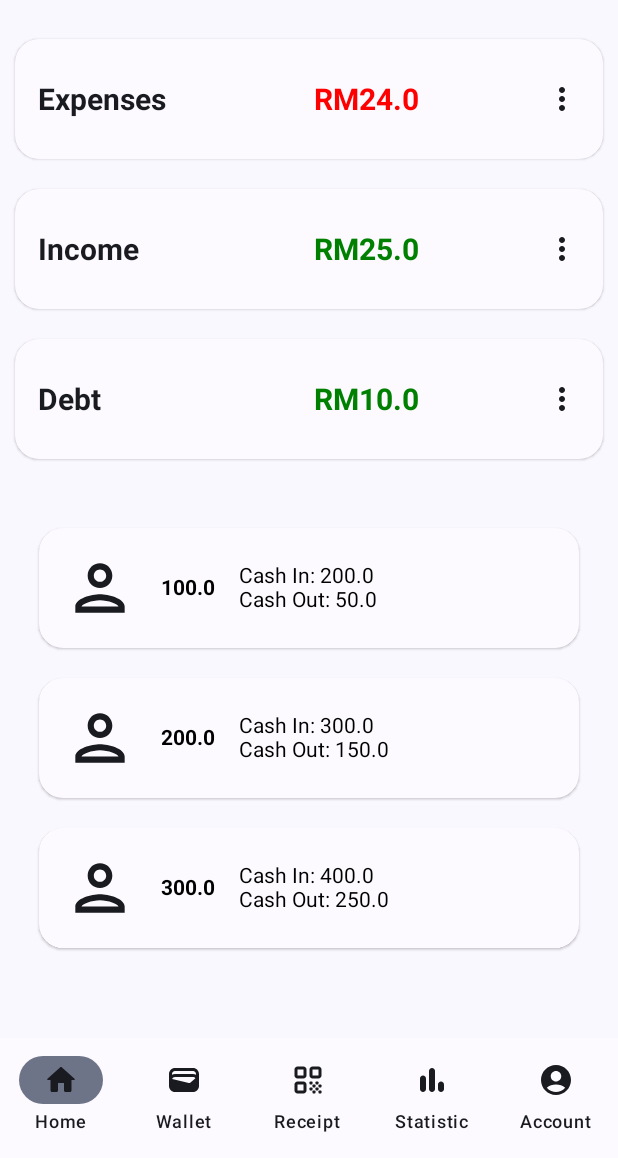
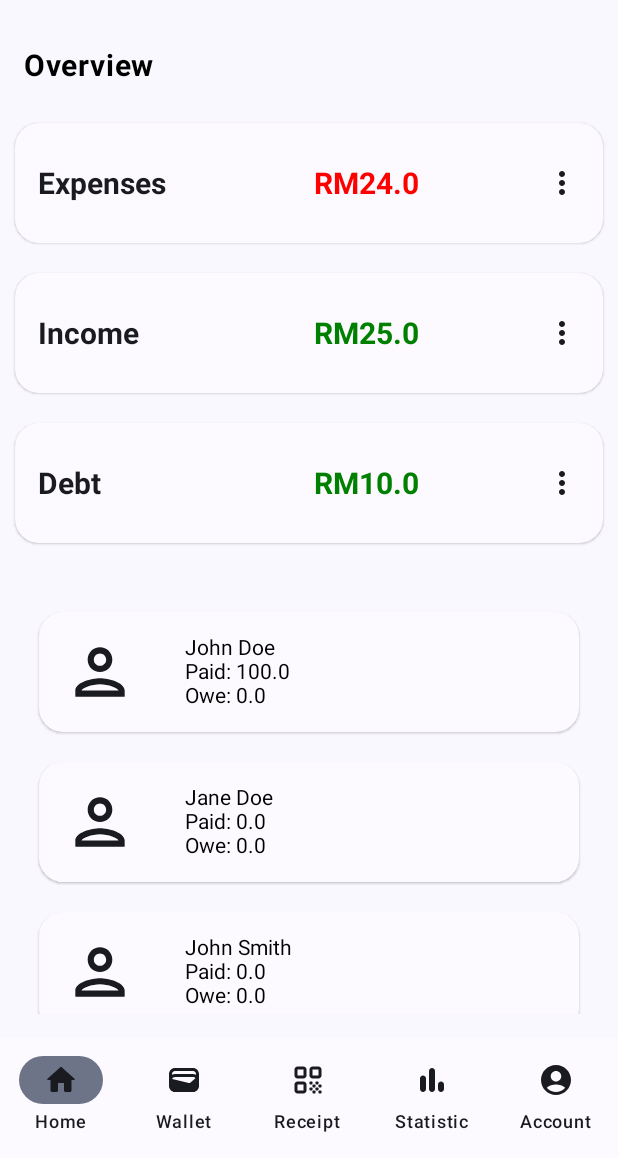
Before and after one commit to Legesus/KiraCash, an Android app built with Jetpack Compose: the screen it shows after launch (MainActivity), on a phone screen of 412 x 824 dp, the part 78-1236 px from its top. Run offline under Robolectric (Android 15) with nearby library versions, the phone set to English and light mode, and no system bars; our stand-ins replace Room's generated code; pictures from the network do not load.

Commit message:
Wallet Database working

```diff
--- a/app/src/main/java/com/example/kiracash/MainActivity.kt
+++ b/app/src/main/java/com/example/kiracash/MainActivity.kt
@@ -3,42 +3,29 @@ package com.example.kiracash
 import android.os.Bundle
 import androidx.activity.ComponentActivity
 import androidx.activity.compose.setContent
-import androidx.compose.foundation.background
 import androidx.compose.foundation.layout.Column
-import androidx.compose.foundation.layout.RowScope
 import androidx.compose.foundation.layout.Spacer
-import androidx.compose.foundation.layout.WindowInsets
 import androidx.compose.foundation.layout.fillMaxSize
 import androidx.compose.foundation.layout.height
 import androidx.compose.foundation.layout.padding
-import androidx.compose.material3.MaterialTheme
-import androidx.compose.material3.Surface
+import androidx.compose.material3.Scaffold
 import androidx.compose.material3.Text
 import androidx.compose.runtime.Composable
 import androidx.compose.ui.Modifier
 import androidx.compose.ui.graphics.Color
+import androidx.compose.ui.platform.LocalContext
+import androidx.compose.ui.text.font.FontWeight
 import androidx.compose.ui.tooling.preview.Preview
+import androidx.compose.ui.unit.dp
 import androidx.compose.ui.unit.sp
-import com.example.kiracash.ui.theme.KiraCashTheme
-
-import androidx.compose.material.icons.Icons
-import androidx.compose.material.icons.filled.Favorite
-import androidx.compose.material.icons.outlined.Person
-import androidx.compose.material3.ExperimentalMaterial3Api
-import androidx.compose.material3.Icon
-import androidx.compose.material3.NavigationBar
-import androidx.compose.material3.NavigationBarDefaults
-import androidx.compose.material3.NavigationBarItem
-import androidx.compose.material3.Scaffold
-import androidx.compose.material3.Text
-import androidx.compose.material3.contentColorFor
-import androidx.compose.runtime.mutableIntStateOf
-import androidx.compose.runtime.remember
-import androidx.compose.ui.text.font.FontWeight
-import androidx.compose.ui.unit.Dp
-import androidx.compose.ui.unit.dp
 import androidx.navigation.NavHostController
 import androidx.navigation.compose.rememberNavController
+import com.example.kiracash.model.AppDatabase
+import com.example.kiracash.model.Wallet
+import com.example.kiracash.ui.theme.KiraCashTheme
+import kotlinx.coroutines.CoroutineScope
+import kotlinx.coroutines.Dispatchers
+import kotlinx.coroutines.launch
 
 //import org.jetbrains.annotations.ApiStatus.Experimental
 
@@ -48,6 +35,32 @@ class MainActivity : ComponentActivity() {
         setContent {
             KiraCashTheme {
                 NavGraph()
+            }
+        }
+
+        val db = AppDatabase.getDatabase(this)
+        val walletDao = db.walletDao()
+
+        CoroutineScope(Dispatchers.IO).launch {
+
+            // Clear all tables
+            db.clearAllTables()
+
+            val existingWallets = walletDao.getAllWallets().map { it.owner }
+
+            if (!existingWallets.contains("John Doe")) {
+                val johnDoeWallet = Wallet(owner = "John Doe", amountPaid = 100.0, amountOwe = 0.0)
+                walletDao.insert(johnDoeWallet)
+            }
+
+            if (!existingWallets.contains("Jane Doe")) {
+                val janeDoeWallet = Wallet(owner = "Jane Doe", amountPaid = 0.0, amountOwe = 0.0)
+                walletDao.insert(janeDoeWallet)
+            }
+
+            if (!existingWallets.contains("John Smith")) {
+                val johnSmithWallet = Wallet(owner = "John Smith", amountPaid = 0.0, amountOwe = 0.0)
+                walletDao.insert(johnSmithWallet)
             }
         }
     }
@@ -63,6 +76,11 @@ fun HomeScreenPreview() {
 @Composable
 fun HomeScreen(navController: NavHostController) {
     KiraCashTheme {
+
+        val context = LocalContext.current
+        val db = AppDatabase.getDatabase(context)
+        val walletDao = db.walletDao()
+
         //Greeting("Adam")
         Scaffold (
             bottomBar = {
@@ -83,31 +101,40 @@ fun HomeScreen(navController: NavHostController) {
                     fontWeight = FontWeight.Bold
                 )
 
+                // Text saying Overview with sizes that is a subheading to the heading "KiraCash"
+                Text (
+                    modifier = Modifier.padding(16.dp),
+                    text = "Overview",
+                    color = Color.Black,
+                    fontSize = 20.sp,
+                    fontWeight = FontWeight.Bold
+                )
+
                 CardSection()
                 Spacer(modifier = Modifier.height(10.dp))
 
                 val people = listOf(
                     Person(
                         profilePicture = "person_icon", // Using person icon from extended icons library
-                        debtAmount = 100.0,
+                        name = "John Doe",
                         cashIn = 200.0,
                         cashOut = 50.0
                     ),
                     Person(
                         profilePicture = "person_icon", // Using person icon from extended icons library
-                        debtAmount = 200.0,
+                        name = "Jane Doe",
                         cashIn = 300.0,
                         cashOut = 150.0
                     ),
                     Person(
-                        profilePicture = "person_icon", // Using person icon from extended icons library
-                        debtAmount = 300.0,
+                        profilePicture = "person_icon", // Using person icon from extended icons library\
+                        name = "John Smith",
                         cashIn = 400.0,
                         cashOut = 250.0
                     ),
                 )
 
-                PersonSection().PersonSectionContent(people)
+                PersonSection().PersonSectionContent()
 
                 Spacer(modifier = Modifier.height(100.dp))
                 Text (
--- a/app/src/main/java/com/example/kiracash/PersonSection.kt
+++ b/app/src/main/java/com/example/kiracash/PersonSection.kt
@@ -1,7 +1,14 @@
 package com.example.kiracash
 
 import androidx.compose.foundation.Image
-import androidx.compose.foundation.layout.*
+import androidx.compose.foundation.layout.Column
+import androidx.compose.foundation.layout.Row
+import androidx.compose.foundation.layout.Spacer
+import androidx.compose.foundation.layout.fillMaxWidth
+import androidx.compose.foundation.layout.height
+import androidx.compose.foundation.layout.padding
+import androidx.compose.foundation.layout.size
+import androidx.compose.foundation.layout.width
 import androidx.compose.foundation.lazy.LazyColumn
 import androidx.compose.foundation.lazy.items
 import androidx.compose.foundation.shape.RoundedCornerShape
@@ -12,16 +19,22 @@ import androidx.compose.material.icons.outlined.Person
 import androidx.compose.material3.Icon
 import androidx.compose.material3.MaterialTheme
 import androidx.compose.runtime.Composable
+import androidx.compose.runtime.LaunchedEffect
+import androidx.compose.runtime.mutableStateOf
+import androidx.compose.runtime.remember
+import androidx.compose.runtime.rememberCoroutineScope
 import androidx.compose.ui.Alignment
 import androidx.compose.ui.Modifier
-import androidx.compose.ui.text.font.FontWeight
+import androidx.compose.ui.platform.LocalContext
 import androidx.compose.ui.tooling.preview.Preview
 import androidx.compose.ui.unit.dp
 import coil.compose.rememberImagePainter
+import com.example.kiracash.model.AppDatabase
+import kotlinx.coroutines.launch
 
 data class Person(
     val profilePicture: String, // URL or resource ID
-    val debtAmount: Double,
+    val name: String,
     val cashIn: Double,
     val cashOut: Double
 )
@@ -59,11 +72,11 @@ fun PersonRow(person: Person) {
                 )
             }
             Spacer(modifier = Modifier.width(16.dp))
-            Text(text = "${person.debtAmount}", fontWeight = FontWeight.Bold)
             Spacer(modifier = Modifier.width(16.dp))
             Column {
-                Text(text = "Cash In: ${person.cashIn}")
-                Text(text = "Cash Out: ${person.cashOut}")
+                Text(text = "${person.name}")
+                Text(text = "Paid: ${person.cashIn}")
+                Text(text = "Owe: ${person.cashOut}")
             }
         }
     }
@@ -72,22 +85,55 @@ fun PersonRow(person: Person) {
 @Preview(showBackground = true)
 @Composable
 fun PreviewPersonSectionContent() {
-    val people = listOf(
-        Person(
-            profilePicture = "", // Add a valid URL or resource ID here
-            debtAmount = 100.0,
-            cashIn = 200.0,
-            cashOut = 50.0
-        )
-        // Add more Person objects here if needed
-    )
-    PersonSection().PersonSectionContent(people)
+    val context = LocalContext.current
+    val db = AppDatabase.getDatabase(context)
+    val walletDao = db.walletDao()
+
+    val people = remember { mutableStateOf(listOf<Person>()) }
+    val scope = rememberCoroutineScope()
+
+    LaunchedEffect(key1 = Unit) {
+        scope.launch {
+            val wallets = walletDao.getAllWallets()
+            people.value = wallets.map { wallet ->
+                Person(
+                    profilePicture = "person_icon", // Using person icon from extended icons library
+                    name = wallet.owner,
+                    cashIn = wallet.amountPaid,
+                    cashOut = wallet.amountOwe
+                )
+            }
+        }
+    }
+
+    PersonList(people.value, Modifier.padding(16.dp))
 }
 
 class PersonSection {
 
     @Composable
-    fun PersonSectionContent(people: List<Person>) {
-        PersonList(people, Modifier.padding(16.dp))
+    fun PersonSectionContent() {
+        val context = LocalContext.current
+        val db = AppDatabase.getDatabase(context)
+        val walletDao = db.walletDao()
+
+        val people = remember { mutableStateOf(listOf<Person>()) }
+        val scope = rememberCoroutineScope()
+
+        LaunchedEffect(key1 = Unit) {
+            scope.launch {
+                val wallets = walletDao.getAllWallets()
+                people.value = wallets.map { wallet ->
+                    Person(
+                        profilePicture = "person_icon", // Using person icon from extended icons library
+                        name = wallet.owner,
+                        cashIn = wallet.amountPaid,
+                        cashOut = wallet.amountOwe
+                    )
+                }
+            }
+        }
+
+        PersonList(people.value, Modifier.padding(16.dp))
     }
 }
--- a/app/src/main/java/com/example/kiracash/model/AppDatabase.kt
+++ b/app/src/main/java/com/example/kiracash/model/AppDatabase.kt
@@ -5,9 +5,12 @@ import androidx.room.Database
 import androidx.room.Room
 import androidx.room.RoomDatabase
 
-@Database(entities = [Item::class], version = 1)
+@Database(entities = [Item::class, Receipt::class, Wallet::class, ReceiptItemJoin::class, WalletItemJoin::class], version = 2)
 abstract class AppDatabase : RoomDatabase() {
     abstract fun itemDao(): ItemDao
+    abstract fun receiptDao(): ReceiptDao
+    abstract fun walletDao(): WalletDao
+    abstract fun receiptItemJoinDao(): ReceiptItemJoinDao
 
     companion object {
         @Volatile
@@ -19,7 +22,7 @@ abstract class AppDatabase : RoomDatabase() {
                     context.applicationContext,
                     AppDatabase::class.java,
                     "receipt_database"
-                ).build()
+                ).fallbackToDestructiveMigration().build()
                 INSTANCE = instance
                 instance
             }
--- a/app/src/main/java/com/example/kiracash/model/ItemDao.kt
+++ b/app/src/main/java/com/example/kiracash/model/ItemDao.kt
@@ -3,6 +3,7 @@ package com.example.kiracash.model
 import androidx.room.Dao
 import androidx.room.Insert
 import androidx.room.Query
+import androidx.room.Transaction
 
 @Dao
 interface ItemDao {
@@ -11,4 +12,12 @@ interface ItemDao {
 
     @Query("SELECT * FROM items")
     suspend fun getAll(): List<Item>
+
+    @Transaction
+    @Query("SELECT * FROM receipts INNER JOIN receipt_item_join ON receipts.id=receipt_item_join.receiptId WHERE receipt_item_join.itemId=:itemId")
+    suspend fun getReceiptsForItem(itemId: Int): List<Receipt>
+
+    @Transaction
+    @Query("SELECT * FROM wallets INNER JOIN wallet_item_join ON wallets.id=wallet_item_join.walletId WHERE wallet_item_join.itemId=:itemId")
+    suspend fun getWalletsForItem(itemId: Int): List<Wallet>
 }
--- /dev/null
+++ b/app/src/main/java/com/example/kiracash/model/ReceiptDao.kt
@@ -0,0 +1,12 @@
+package com.example.kiracash.model
+
+import androidx.room.Dao
+import androidx.room.Query
+import androidx.room.Transaction
+
+@Dao
+interface ReceiptDao {
+    @Transaction
+    @Query("SELECT * FROM items INNER JOIN receipt_item_join ON items.id=receipt_item_join.itemId WHERE receipt_item_join.receiptId=:receiptId")
+    suspend fun getItemsForReceipt(receiptId: Int): List<Item>
+}
--- /dev/null
+++ b/app/src/main/java/com/example/kiracash/model/ReceiptItemJoinDao.kt
@@ -0,0 +1,11 @@
+package com.example.kiracash.model
+
+import androidx.room.Dao
+import androidx.room.Insert
+import androidx.room.OnConflictStrategy
+
+@Dao
+interface ReceiptItemJoinDao {
+    @Insert(onConflict = OnConflictStrategy.IGNORE)
+    suspend fun insert(join: ReceiptItemJoin)
+}
--- /dev/null
+++ b/app/src/main/java/com/example/kiracash/model/Wallet.kt
@@ -0,0 +1,12 @@
+package com.example.kiracash.model
+
+import androidx.room.Entity
+import androidx.room.PrimaryKey
+
+@Entity(tableName = "wallets")
+data class Wallet(
+    @PrimaryKey(autoGenerate = true) val id: Int = 0,
+    val owner: String,
+    val amountPaid: Double,
+    val amountOwe: Double
+)
--- /dev/null
+++ b/app/src/main/java/com/example/kiracash/model/WalletDao.kt
@@ -0,0 +1,20 @@
+package com.example.kiracash.model
+
+import androidx.room.Dao
+import androidx.room.Insert
+import androidx.room.OnConflictStrategy
+import androidx.room.Query
+import androidx.room.Transaction
+
+@Dao
+interface WalletDao {
+    @Transaction
+    @Query("SELECT * FROM items INNER JOIN wallet_item_join ON items.id=wallet_item_join.itemId WHERE wallet_item_join.walletId=:walletId")
+    suspend fun getItemsForWallet(walletId: Int): List<Item>
+
+    @Query("SELECT * FROM wallets")
+    suspend fun getAllWallets(): List<Wallet>
+
+    @Insert(onConflict = OnConflictStrategy.REPLACE)
+    suspend fun insert(wallet: Wallet)
+}
```
Also changed, not shown: app/src/main/java/com/example/kiracash/ImageProcessor.kt (+9 -10 lines), app/src/main/java/com/example/kiracash/QRMenu.kt (+106 -0 lines), app/src/main/java/com/example/kiracash/model/Receipt.kt (added, +9 -0 lines), app/src/main/java/com/example/kiracash/model/ReceiptItemJoin.kt (added, +25 -0 lines), app/src/main/java/com/example/kiracash/model/WalletItemJoin.kt (added, +25 -0 lines).
